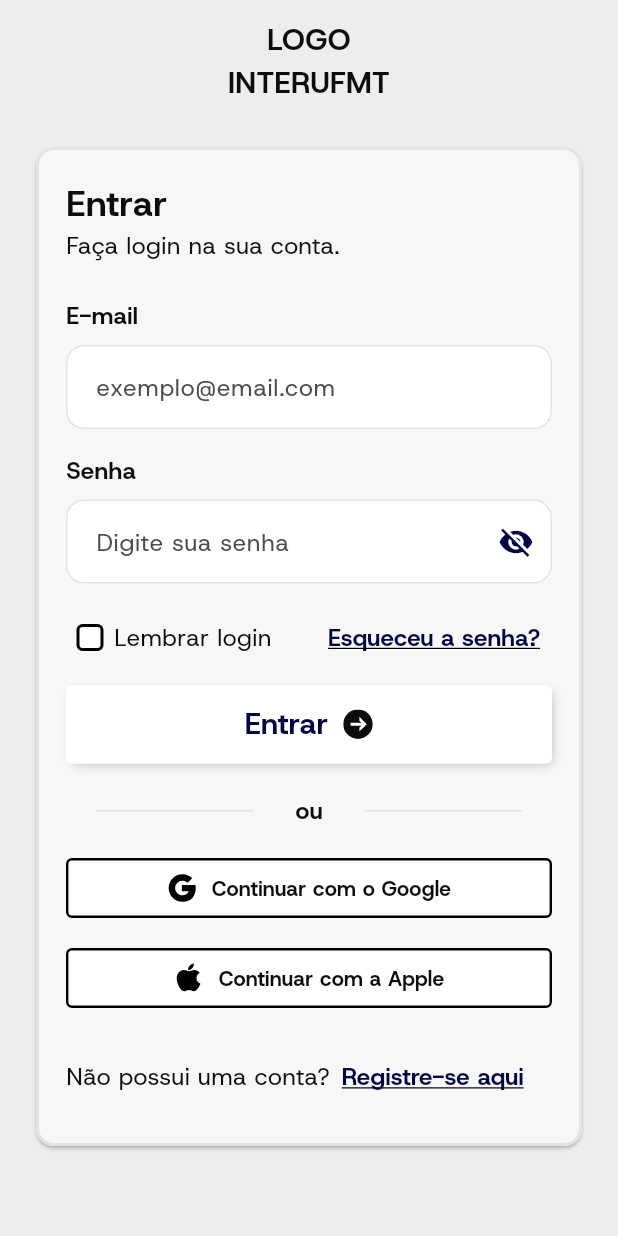
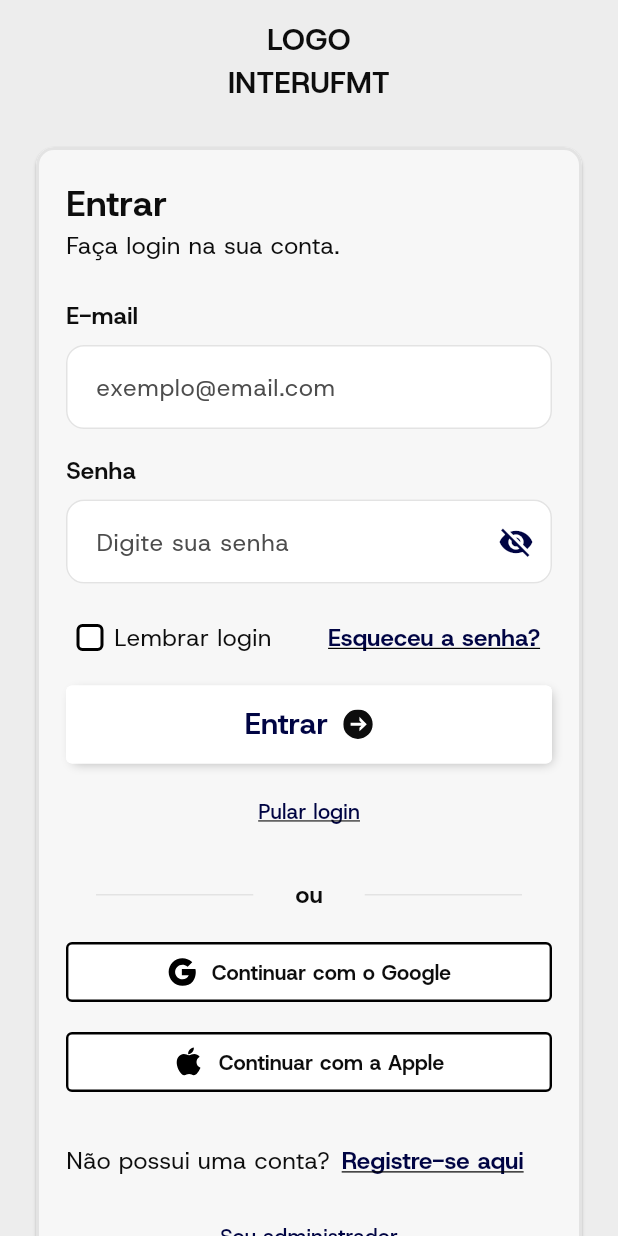
Before and after one commit to vihangel/UFMT-INTERUF, a Flutter app: the screen it shows after launch, on a phone screen of 412 x 824 dp. Run offline on Flutter 3.47's test engine with Material 3 defaults, Android fonts, the phone set to English and light mode, and no system bars; our stand-ins replace flutter_dotenv, flutter_svg, go_router, supabase_flutter; accounts and stored records are empty.

Commit message:
Remove protect routes for users

```diff
--- a/lib/core/di/app_module.dart
+++ b/lib/core/di/app_module.dart
@@ -3,7 +3,7 @@ import 'package:provider/provider.dart';
 import 'package:provider/single_child_widget.dart';
 import 'package:supabase_flutter/supabase_flutter.dart';
 
-import '../../features/login/auth/auth_viewmodel.dart';
+import '../../features/users/login/auth/auth_viewmodel.dart';
 import '../data/repositories/auth_repository.dart';
 import '../data/services/auth_service.dart';
 import '../data/services/profile_service.dart';
--- a/lib/core/module_initializer.dart
+++ b/lib/core/module_initializer.dart
@@ -2,7 +2,7 @@ import 'package:flutter_dotenv/flutter_dotenv.dart';
 import 'package:interufmt/core/data/repositories/auth_repository.dart';
 import 'package:interufmt/core/data/services/auth_service.dart';
 import 'package:interufmt/core/data/services/profile_service.dart';
-import 'package:interufmt/features/login/auth/auth_viewmodel.dart';
+import 'package:interufmt/features/users/login/auth/auth_viewmodel.dart';
 import 'package:provider/provider.dart';
 import 'package:provider/single_child_widget.dart';
 import 'package:supabase_flutter/supabase_flutter.dart';
--- a/lib/core/routes/app_routes.dart
+++ b/lib/core/routes/app_routes.dart
@@ -1,12 +1,14 @@
 import 'package:flutter/material.dart';
 import 'package:go_router/go_router.dart';
-import 'package:interufmt/features/home/home_page.dart';
-import 'package:interufmt/features/login/auth/auth_viewmodel.dart';
-import 'package:interufmt/features/login/choose_athletic_page.dart';
-import 'package:interufmt/features/login/forgot_password_page.dart';
-import 'package:interufmt/features/login/login_page.dart';
-import 'package:interufmt/features/login/signup_page.dart';
-import 'package:interufmt/features/login/update_password_page.dart';
+import 'package:interufmt/features/admin/admin_home_page.dart';
+import 'package:interufmt/features/admin/admin_login_page.dart';
+import 'package:interufmt/features/users/home/home_page.dart';
+import 'package:interufmt/features/users/login/auth/auth_viewmodel.dart';
+import 'package:interufmt/features/users/login/choose_athletic_page.dart';
+import 'package:interufmt/features/users/login/forgot_password_page.dart';
+import 'package:interufmt/features/users/login/login_page.dart';
+import 'package:interufmt/features/users/login/signup_page.dart';
+import 'package:interufmt/features/users/login/update_password_page.dart';
 import 'package:provider/provider.dart';
 
 class AppRoutes {
@@ -20,6 +22,7 @@ class AppRoutes {
       refreshListenable: authViewModel,
       initialLocation: '/',
       routes: [
+        // Rotas públicas
         GoRoute(
           name: LoginPage.routename,
           path: '/',
@@ -50,29 +53,34 @@ class AppRoutes {
           path: '/update-password',
           builder: (context, state) => const UpdatePasswordPage(),
         ),
+        // Rotas admin
+        GoRoute(
+          name: AdminLoginPage.routename,
+          path: '/admin/login',
+          builder: (context, state) => const AdminLoginPage(),
+        ),
+        GoRoute(
+          name: AdminHomePage.routename,
+          path: '/admin/home',
+          builder: (context, state) => const AdminHomePage(),
+        ),
       ],
       redirect: (BuildContext context, GoRouterState state) {
-        final loggedIn = authViewModel.currentUser != null;
-        // Rotas que não precisam de autenticação
-        final unprotectedRoutes = [
-          '/',
-          '/signup',
-          '/forgot-password',
-          '/update-password',
-          '/choose-athletic',
-        ];
-        final isUnprotected = unprotectedRoutes.contains(state.matchedLocation);
+        final isAdminLoggedIn = authViewModel.currentAdmin != null;
+        final isAdminRoute = state.matchedLocation.startsWith('/admin');
+        final isAdminLogin = state.matchedLocation == '/admin/login';
 
-        if (loggedIn &&
-            isUnprotected &&
-            state.matchedLocation != '/update-password') {
-          return '/home';
+        // Se for rota admin e não estiver logado como admin, redireciona para login admin
+        if (isAdminRoute && !isAdminLoggedIn && !isAdminLogin) {
+          return '/admin/login';
         }
 
-        if (!loggedIn && !isUnprotected) {
-          return '/';
+        // Se já estiver logado como admin e tentar acessar login admin, redireciona para home admin
+        if (isAdminLoggedIn && isAdminLogin) {
+          return '/admin/home';
         }
 
+        // Usuário comum não precisa estar logado para acessar rotas públicas
         return null;
       },
     );
--- /dev/null
+++ b/lib/features/admin/admin_home_page.dart
@@ -0,0 +1,11 @@
+import 'package:flutter/material.dart';
+
+class AdminHomePage extends StatelessWidget {
+  static const String routename = 'admin-home';
+  const AdminHomePage({super.key});
+
+  @override
+  Widget build(BuildContext context) {
+    return const Scaffold(body: Center(child: Text('Admin Home Page')));
+  }
+}
--- /dev/null
+++ b/lib/features/admin/admin_login_page.dart
@@ -0,0 +1,11 @@
+import 'package:flutter/material.dart';
+
+class AdminLoginPage extends StatelessWidget {
+  static const String routename = 'admin-login';
+  const AdminLoginPage({super.key});
+
+  @override
+  Widget build(BuildContext context) {
+    return const Scaffold(body: Center(child: Text('Admin Login Page')));
+  }
+}
--- a/lib/features/home/home_page.dart
+++ b/lib/features/users/home/home_page.dart
@@ -1,5 +1,5 @@
 import 'package:flutter/material.dart';
-import 'package:interufmt/features/login/auth/auth_viewmodel.dart';
+import 'package:interufmt/features/users/login/auth/auth_viewmodel.dart';
 import 'package:provider/provider.dart';
 
 class HomePage extends StatelessWidget {
--- a/lib/features/login/auth/auth_viewmodel.dart
+++ b/lib/features/users/login/auth/auth_viewmodel.dart
@@ -26,6 +26,8 @@ class AuthViewModel extends ChangeNotifier {
   }
 
   User? get currentUser => _authRepository.currentUser;
+
+  User? get currentAdmin => _authRepository.currentUser;
 
   Future<void> signOut() async {
     try {
--- a/lib/features/login/login_page.dart
+++ b/lib/features/users/login/login_page.dart
@@ -1,12 +1,14 @@
 import 'package:flutter/material.dart';
+import 'package:go_router/go_router.dart';
 import 'package:interufmt/core/data/services/auth_service.dart';
-import 'package:interufmt/features/login/login_viewmodel.dart';
-import 'package:interufmt/features/login/widgets/or_divider.dart';
-import 'package:interufmt/features/login/widgets/register_button.dart';
-import 'package:interufmt/features/login/widgets/social_buttons.dart';
+import 'package:interufmt/features/admin/admin_login_page.dart';
+import 'package:interufmt/features/users/login/login_viewmodel.dart';
+import 'package:interufmt/features/users/login/widgets/or_divider.dart';
+import 'package:interufmt/features/users/login/widgets/register_button.dart';
+import 'package:interufmt/features/users/login/widgets/social_buttons.dart';
 import 'package:provider/provider.dart';
 
-import '../../core/theme/app_styles.dart';
+import '../../../core/theme/app_styles.dart';
 import 'widgets/login_form.dart';
 
 class LoginPage extends StatelessWidget {
@@ -79,6 +81,14 @@ class LoginPage extends StatelessWidget {
                                     ),
                                     const SizedBox(height: 16),
                                     const RegisterButton(),
+                                    TextButton(
+                                      onPressed: () {
+                                        context.pushNamed(
+                                          AdminLoginPage.routename,
+                                        );
+                                      },
+                                      child: const Text('Sou administrador'),
+                                    ),
                                   ],
                                 ),
                               ),
--- a/lib/features/login/signup_page.dart
+++ b/lib/features/users/login/signup_page.dart
@@ -5,9 +5,9 @@ import 'package:interufmt/core/data/services/profile_service.dart';
 import 'package:interufmt/core/theme/app_styles.dart';
 import 'package:interufmt/core/widgets/app_buttons.dart';
 import 'package:interufmt/core/widgets/app_form_field.dart';
-import 'package:interufmt/features/login/signup_viewmodel.dart';
-import 'package:interufmt/features/login/widgets/or_divider.dart';
-import 'package:interufmt/features/login/widgets/social_buttons.dart';
+import 'package:interufmt/features/users/login/signup_viewmodel.dart';
+import 'package:interufmt/features/users/login/widgets/or_divider.dart';
+import 'package:interufmt/features/users/login/widgets/social_buttons.dart';
 import 'package:provider/provider.dart';
 
 class SignUpPage extends StatefulWidget {
--- a/lib/features/login/update_password_page.dart
+++ b/lib/features/users/login/update_password_page.dart
@@ -2,7 +2,7 @@ import 'package:flutter/material.dart';
 import 'package:go_router/go_router.dart';
 import 'package:interufmt/core/widgets/app_buttons.dart';
 import 'package:interufmt/core/widgets/app_form_field.dart';
-import 'package:interufmt/features/login/auth/auth_viewmodel.dart';
+import 'package:interufmt/features/users/login/auth/auth_viewmodel.dart';
 import 'package:provider/provider.dart';
 
 class UpdatePasswordPage extends StatefulWidget {
--- a/lib/features/login/widgets/login_form.dart
+++ b/lib/features/users/login/widgets/login_form.dart
@@ -3,11 +3,11 @@ import 'package:go_router/go_router.dart';
 import 'package:interufmt/core/data/services/profile_service.dart';
 import 'package:interufmt/core/widgets/app_buttons.dart';
 import 'package:interufmt/core/widgets/app_form_field.dart';
-import 'package:interufmt/features/login/login_viewmodel.dart';
+import 'package:interufmt/features/users/login/login_viewmodel.dart';
 import 'package:provider/provider.dart';
 import 'package:supabase_flutter/supabase_flutter.dart';
 
-import '../../../core/theme/app_styles.dart';
+import '../../../../core/theme/app_styles.dart';
 
 class LoginForm extends StatelessWidget {
   const LoginForm({super.key});
@@ -100,6 +100,18 @@ class LoginForm extends StatelessWidget {
               }
             },
           ),
+
+          const SizedBox(height: 8),
+
+          Center(
+            child: TextButton(
+              onPressed: () => context.go('/home'),
+              child: const Text(
+                'Pular login',
+                style: TextStyle(decoration: TextDecoration.underline),
+              ),
+            ),
+          ),
         ],
       ),
     );
--- a/lib/features/login/widgets/or_divider.dart
+++ b/lib/features/users/login/widgets/or_divider.dart
@@ -1,6 +1,6 @@
 import 'package:flutter/material.dart';
 
-import '../../../core/theme/app_styles.dart';
+import '../../../../core/theme/app_styles.dart';
 
 class OrDivider extends StatelessWidget {
   const OrDivider({super.key});
--- a/lib/features/login/widgets/register_button.dart
+++ b/lib/features/users/login/widgets/register_button.dart
@@ -2,7 +2,7 @@ import 'package:flutter/material.dart';
 import 'package:go_router/go_router.dart';
 import 'package:interufmt/core/widgets/app_buttons.dart';
 
-import '../../../core/theme/app_styles.dart';
+import '../../../../core/theme/app_styles.dart';
 
 class RegisterButton extends StatelessWidget {
   const RegisterButton({super.key});
--- a/lib/main.dart
+++ b/lib/main.dart
@@ -1,6 +1,7 @@
 import 'dart:async';
 
 import 'package:flutter/material.dart';
+import 'package:flutter_web_plugins/flutter_web_plugins.dart';
 import 'package:go_router/go_router.dart';
 import 'package:provider/provider.dart';
 import 'package:supabase_flutter/supabase_flutter.dart';
@@ -12,6 +13,7 @@ import 'core/theme/app_theme.dart';
 final navigatorKey = GlobalKey<NavigatorState>();
 
 Future<void> main() async {
+  usePathUrlStrategy();
   WidgetsFlutterBinding.ensureInitialized();
   final providers = await AppModule.init();
   runApp(MultiProvider(providers: providers, child: const MyApp()));
```
Also changed, not shown: lib/features/users/login/choose_athletic_page.dart (renamed from lib/features/login/choose_athletic_page.dart), lib/features/users/login/forgot_password_page.dart (renamed from lib/features/login/forgot_password_page.dart), lib/features/users/login/login_viewmodel.dart (renamed from lib/features/login/login_viewmodel.dart), lib/features/users/login/signup_viewmodel.dart (renamed from lib/features/login/signup_viewmodel.dart), lib/features/users/login/widgets/social_buttons.dart (renamed from lib/features/login/widgets/social_buttons.dart).
